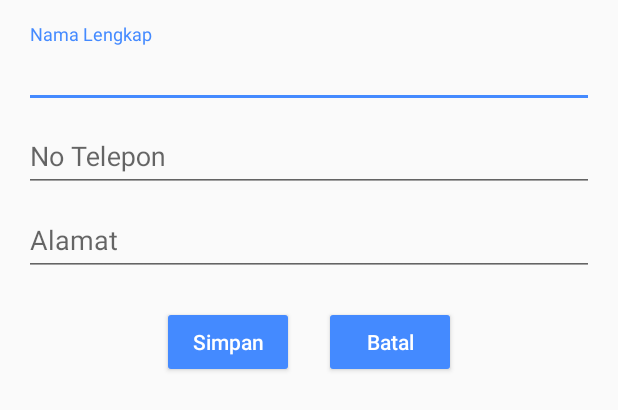
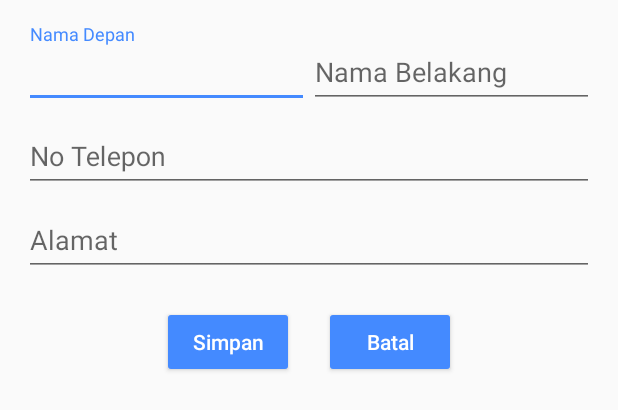
Before and after one commit to vyanary11/si-penjualan-android, an Android app: the layout activity_edituser.xml on its own in the app's theme, with its tools: preview values and no code run, on a phone screen of 412 x 824 dp. Shown: the top 410 px of the screen. Run offline under Robolectric (Android 15) with nearby library versions, the phone set to English and light mode, and no system bars.

Commit message:
no message

```diff
--- a/app/src/main/java/com/pratamatechnocraft/silaporanpenjualan/InvoiceActivity.java
+++ b/app/src/main/java/com/pratamatechnocraft/silaporanpenjualan/InvoiceActivity.java
@@ -1,6 +1,9 @@
 package com.pratamatechnocraft.silaporanpenjualan;
 
+import android.graphics.PorterDuff;
+import android.graphics.drawable.Drawable;
 import android.support.v4.app.NavUtils;
+import android.support.v4.content.ContextCompat;
 import android.support.v7.app.AppCompatActivity;
 import android.os.Bundle;
 import android.support.v7.widget.Toolbar;
@@ -16,6 +19,9 @@ public class InvoiceActivity extends AppCompatActivity {
         Toolbar ToolBarAtas2 = (Toolbar)findViewById(R.id.toolbar_invoice);
         setSupportActionBar(ToolBarAtas2);
         ToolBarAtas2.setLogoDescription("Detail Invoice");
+        final Drawable upArrow = ContextCompat.getDrawable(this, R.drawable.abc_ic_ab_back_material);
+        upArrow.setColorFilter(ContextCompat.getColor(this, R.color.colorIcons), PorterDuff.Mode.SRC_ATOP);
+        getSupportActionBar().setHomeAsUpIndicator(upArrow);
         getSupportActionBar().setDisplayHomeAsUpEnabled(true);
     }
 
--- a/app/src/main/java/com/pratamatechnocraft/silaporanpenjualan/KeranjangActivity.java
+++ b/app/src/main/java/com/pratamatechnocraft/silaporanpenjualan/KeranjangActivity.java
@@ -1,7 +1,10 @@
 package com.pratamatechnocraft.silaporanpenjualan;
 
 import android.content.Intent;
+import android.graphics.PorterDuff;
+import android.graphics.drawable.Drawable;
 import android.support.v4.app.NavUtils;
+import android.support.v4.content.ContextCompat;
 import android.support.v7.app.AppCompatActivity;
 import android.os.Bundle;
 import android.support.v7.widget.Toolbar;
@@ -19,6 +22,9 @@ public class KeranjangActivity extends AppCompatActivity {
         Toolbar ToolBarAtas2 = (Toolbar)findViewById(R.id.toolbar_keranjang);
         setSupportActionBar(ToolBarAtas2);
         ToolBarAtas2.setLogoDescription("Keranjang");
+        final Drawable upArrow = ContextCompat.getDrawable(this, R.drawable.abc_ic_ab_back_material);
+        upArrow.setColorFilter(ContextCompat.getColor(this, R.color.colorIcons), PorterDuff.Mode.SRC_ATOP);
+        getSupportActionBar().setHomeAsUpIndicator(upArrow);
         getSupportActionBar().setDisplayHomeAsUpEnabled(true);
         btnSimpanTransaksi = findViewById( R.id.btnSimpanTransaksi );
 
--- a/app/src/main/res/layout/activity_edituser.xml
+++ b/app/src/main/res/layout/activity_edituser.xml
@@ -9,18 +9,39 @@
     android:paddingRight="@dimen/activity_horizontal_margin"
     android:paddingTop="@dimen/activity_vertical_margin" >
 
-    <android.support.design.widget.TextInputLayout
-        android:id="@+id/inputLayoutNama"
+    <LinearLayout
         android:layout_width="match_parent"
-        android:layout_height="wrap_content">
+        android:layout_height="wrap_content"
+        android:orientation="horizontal">
 
-        <android.support.design.widget.TextInputEditText
-            android:id="@+id/inputNama"
+        <android.support.design.widget.TextInputLayout
+            android:id="@+id/inputLayoutNamaDepan"
+            android:layout_width="match_parent"
+            android:layout_height="match_parent"
+            android:layout_weight="1">
+
+            <android.support.design.widget.TextInputEditText
+                android:id="@+id/inputNamaDepan"
+                android:layout_width="match_parent"
+                android:layout_height="wrap_content"
+                android:hint="Nama Depan"
+                android:inputType="text" />
+        </android.support.design.widget.TextInputLayout>
+
+        <android.support.design.widget.TextInputLayout
+            android:id="@+id/inputLayoutNamaBelakang"
             android:layout_width="match_parent"
             android:layout_height="wrap_content"
-            android:hint="Nama Lengkap"
-            android:inputType="text" />
-    </android.support.design.widget.TextInputLayout>
+            android:layout_weight="1">
+
+            <android.support.design.widget.TextInputEditText
+                android:id="@+id/inputNamaBelakang"
+                android:layout_width="match_parent"
+                android:layout_height="wrap_content"
+                android:hint="Nama Belakang"
+                android:inputType="text" />
+        </android.support.design.widget.TextInputLayout>
+    </LinearLayout>
 
     <android.support.design.widget.TextInputLayout
         android:id="@+id/inputLayoutNoTelp"
--- a/app/src/main/res/layout/activity_invoice.xml
+++ b/app/src/main/res/layout/activity_invoice.xml
@@ -11,7 +11,7 @@
         android:layout_width="match_parent"
         android:layout_height="?android:attr/actionBarSize"
         android:background="@color/colorPrimary"
-        app:titleTextColor="@android:color/white" />
+        app:titleTextColor="@android:color/white"/>
 
     <LinearLayout
         android:layout_width="0dp"
```
Also changed, not shown: app/src/main/AndroidManifest.xml (+9 -0 lines), app/src/main/java/com/pratamatechnocraft/silaporanpenjualan/Fragment/ProfileFragment.java (+48 -25 lines), app/src/main/java/com/pratamatechnocraft/silaporanpenjualan/ZoomFotoProfile.java (+6 -7 lines), app/src/main/res/layout/activity_profile_fragment.xml (+22 -0 lines).
